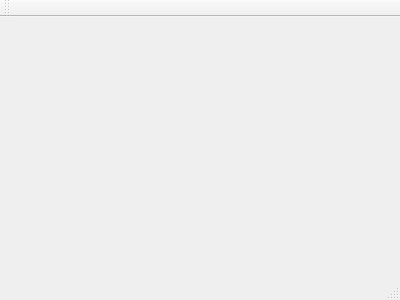
This is mainwindow.ui in SkBoR/lab_qt_chart as Qt 5 draws it before an edit. The edited form follows.
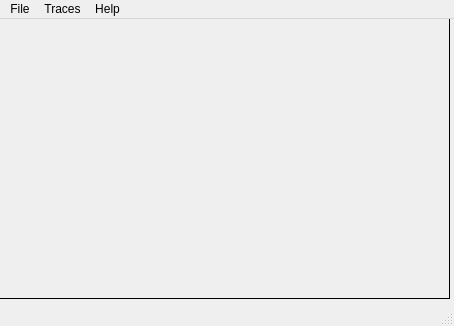
This is the edited form.

Commit message: Переношу все в MainWindow, не работает авторастягивание

What changed in the file:
```diff
--- a/mainwindow.ui
+++ b/mainwindow.ui
@@ -6,31 +6,100 @@
    <rect>
     <x>0</x>
     <y>0</y>
-    <width>400</width>
-    <height>300</height>
+    <width>454</width>
+    <height>326</height>
    </rect>
   </property>
   <property name="windowTitle">
    <string>MainWindow</string>
   </property>
-  <widget class="QWidget" name="centralWidget"/>
+  <property name="autoFillBackground">
+   <bool>false</bool>
+  </property>
+  <widget class="QWidget" name="centralWidget">
+   <property name="maximumSize">
+    <size>
+     <width>454</width>
+     <height>285</height>
+    </size>
+   </property>
+   <property name="autoFillBackground">
+    <bool>false</bool>
+   </property>
+   <widget class="QFrame" name="verticalFrame">
+    <property name="geometry">
+     <rect>
+      <x>-1</x>
+      <y>-1</y>
+      <width>451</width>
+      <height>281</height>
+     </rect>
+    </property>
+    <property name="sizePolicy">
+     <sizepolicy hsizetype="Expanding" vsizetype="Expanding">
+      <horstretch>0</horstretch>
+      <verstretch>0</verstretch>
+     </sizepolicy>
+    </property>
+    <property name="maximumSize">
+     <size>
+      <width>451</width>
+      <height>281</height>
+     </size>
+    </property>
+    <property name="autoFillBackground">
+     <bool>false</bool>
+    </property>
+    <property name="frameShape">
+     <enum>QFrame::Box</enum>
+    </property>
+    <layout class="QGridLayout" name="gridLayout">
+     <property name="sizeConstraint">
+      <enum>QLayout::SetDefaultConstraint</enum>
+     </property>
+     <item row="0" column="0">
+      <widget class="QStackedWidget" name="stackedWidget">
+       <widget class="QWidget" name="page"/>
+       <widget class="QWidget" name="page_2"/>
+      </widget>
+     </item>
+    </layout>
+   </widget>
+  </widget>
   <widget class="QMenuBar" name="menuBar">
    <property name="geometry">
     <rect>
      <x>0</x>
      <y>0</y>
-     <width>400</width>
+     <width>454</width>
      <height>19</height>
     </rect>
    </property>
-  </widget>
-  <widget class="QToolBar" name="mainToolBar">
-   <attribute name="toolBarArea">
-    <enum>TopToolBarArea</enum>
-   </attribute>
-   <attribute name="toolBarBreak">
-    <bool>false</bool>
-   </attribute>
+   <widget class="QMenu" name="menuFile">
+    <property name="title">
+     <string>File</string>
+    </property>
+    <addaction name="separator"/>
+    <addaction name="openFIleAction"/>
+    <addaction name="separator"/>
+    <addaction name="exitAction"/>
+   </widget>
+   <widget class="QMenu" name="menuTraces">
+    <property name="title">
+     <string>Traces</string>
+    </property>
+    <addaction name="actionScatter"/>
+    <addaction name="actionCombiner"/>
+   </widget>
+   <widget class="QMenu" name="menuHelp">
+    <property name="title">
+     <string>Help</string>
+    </property>
+    <addaction name="actionInfo"/>
+   </widget>
+   <addaction name="menuFile"/>
+   <addaction name="menuTraces"/>
+   <addaction name="menuHelp"/>
   </widget>
   <widget class="QStatusBar" name="statusBar"/>
  </widget>
```
Left out of the diff: 44 changed lines with no effect on the pictures. The commit also changes 3 other files.
